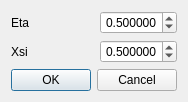
Before: the Qt Designer form TIGLViewer/src/TIGLViewerEtaXsiDialog.ui in DLR-SC/tigl, drawn with Qt 5.
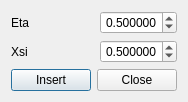
After: the same form once the commit is applied.

Commit message: Changed eta-xsi dialog to be able to many eta-xsi values until close is called

The edit to the form file:
```diff
--- a/TIGLViewer/src/TIGLViewerEtaXsiDialog.ui
+++ b/TIGLViewer/src/TIGLViewerEtaXsiDialog.ui
@@ -115,14 +115,25 @@
     </layout>
    </item>
    <item>
-    <widget class="QDialogButtonBox" name="buttonBox">
-     <property name="orientation">
-      <enum>Qt::Horizontal</enum>
-     </property>
-     <property name="standardButtons">
-      <set>QDialogButtonBox::Cancel|QDialogButtonBox::Ok</set>
-     </property>
-    </widget>
+    <layout class="QHBoxLayout" name="horizontalLayout">
+     <item>
+      <widget class="QPushButton" name="insertButton">
+       <property name="text">
+        <string>Insert</string>
+       </property>
+       <property name="default">
+        <bool>true</bool>
+       </property>
+      </widget>
+     </item>
+     <item>
+      <widget class="QPushButton" name="closeButton">
+       <property name="text">
+        <string>Close</string>
+       </property>
+      </widget>
+     </item>
+    </layout>
    </item>
   </layout>
  </widget>
```
Left out of the diff: 28 changed lines with no effect on the pictures. The commit also changes 2 other files.
